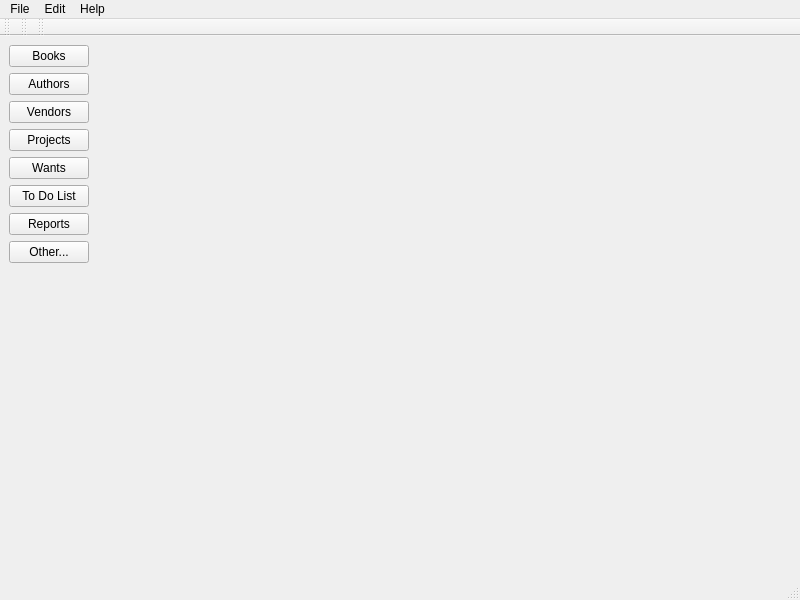
Qt form Collection/Sql3/mainWindow.ui (JimFowler/books) before a commit.
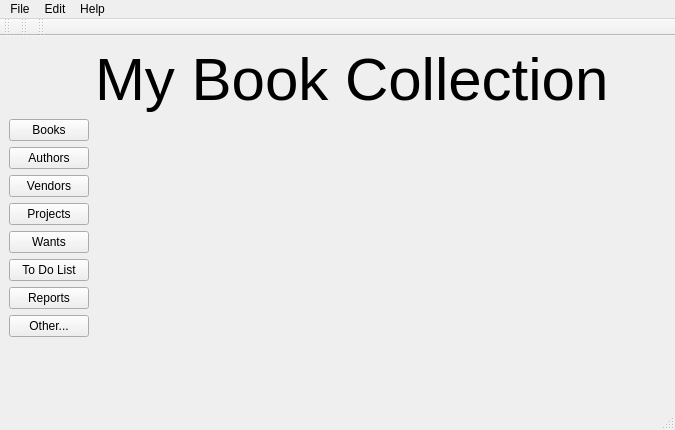
The same form after that commit.

Patch:
```diff
--- a/Collection/Sql3/mainWindow.ui
+++ b/Collection/Sql3/mainWindow.ui
@@ -6,16 +6,22 @@
    <rect>
     <x>0</x>
     <y>0</y>
-    <width>800</width>
-    <height>600</height>
+    <width>675</width>
+    <height>430</height>
    </rect>
   </property>
   <property name="windowTitle">
    <string>MainWindow</string>
   </property>
+  <property name="styleSheet">
+   <string notr="true"/>
+  </property>
   <widget class="QWidget" name="centralwidget">
+   <property name="styleSheet">
+    <string notr="true"/>
+   </property>
    <layout class="QFormLayout" name="formLayout">
-    <item row="0" column="0">
+    <item row="1" column="0">
      <layout class="QVBoxLayout" name="verticalLayout">
       <item>
        <widget class="QPushButton" name="pushButton">
@@ -75,6 +81,18 @@
       </item>
      </layout>
     </item>
+    <item row="0" column="1">
+     <widget class="QLabel" name="Title_Label">
+      <property name="font">
+       <font>
+        <pointsize>45</pointsize>
+       </font>
+      </property>
+      <property name="text">
+       <string>My Book Collection</string>
+      </property>
+     </widget>
+    </item>
    </layout>
   </widget>
   <widget class="QMenuBar" name="menubar">
@@ -82,7 +100,7 @@
     <rect>
      <x>0</x>
      <y>0</y>
-     <width>800</width>
+     <width>675</width>
      <height>25</height>
     </rect>
    </property>
```
Left out of the diff: 16 changed lines with no effect on the pictures.
